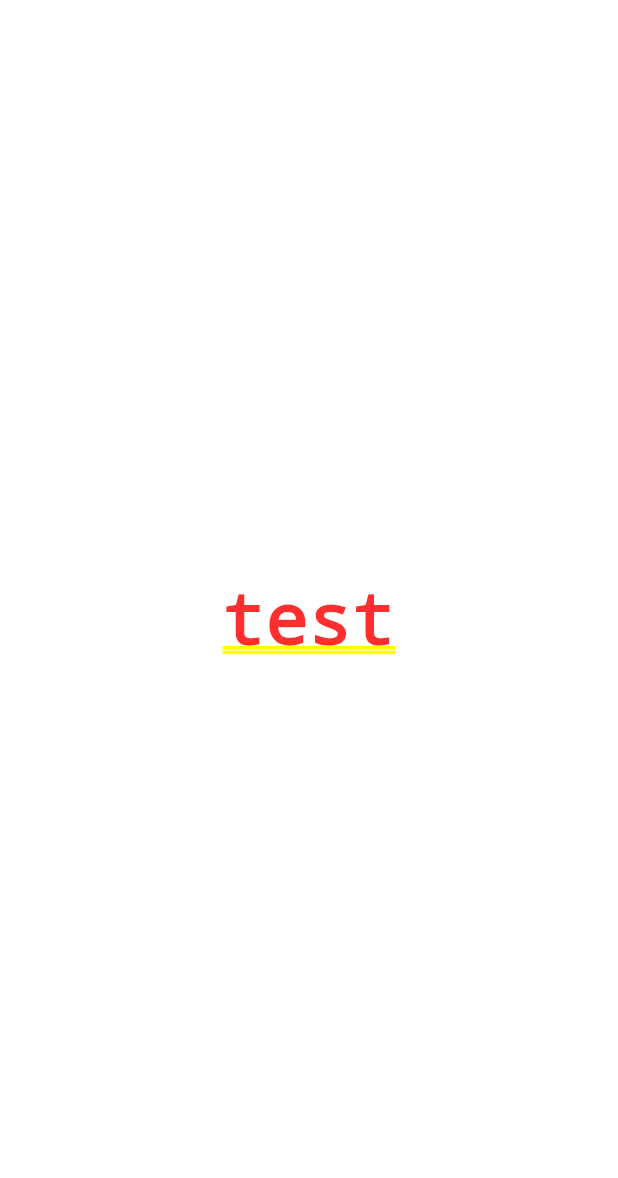
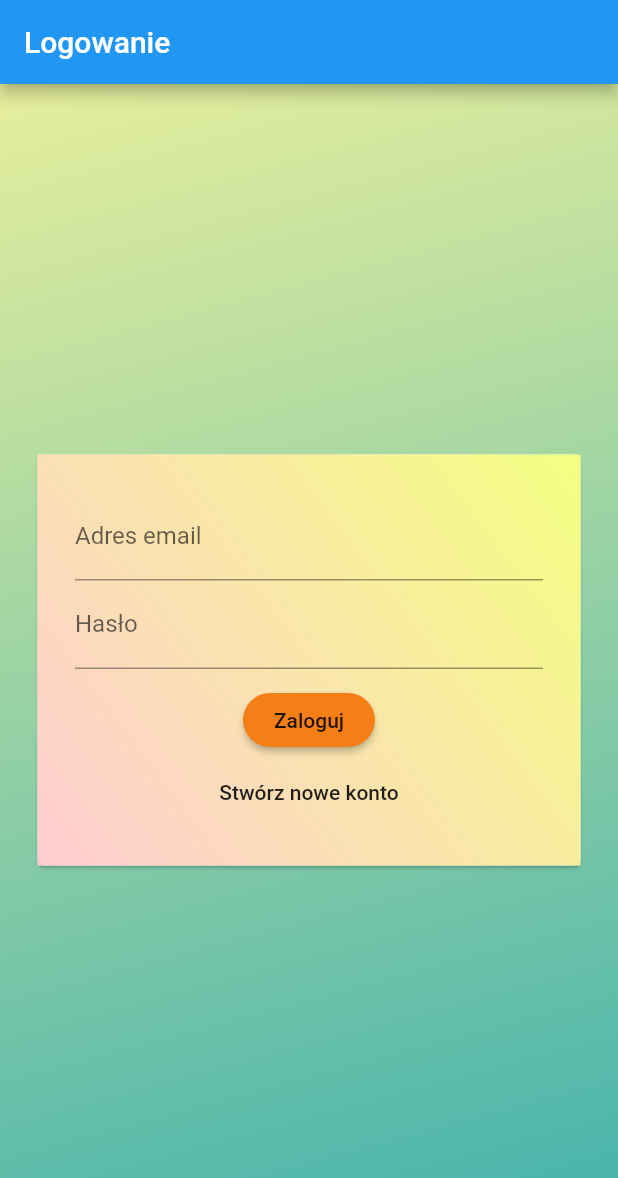
Before and after one commit to PixelShips/frontend, a Flutter app: the screen it shows after launch, on a phone screen of 412 x 824 dp. Shown: the top 1178 px of the screen. Run offline on Flutter 3.47's test engine with Material 2 defaults, Android fonts, the phone set to English and light mode, and no system bars; our stand-ins replace cloud_firestore, firebase_auth, shared_preferences; accounts and stored records are empty.

Commit message:
Add login screen and provider package with basic structure

```diff
--- a/lib/main.dart
+++ b/lib/main.dart
@@ -1,4 +1,7 @@
+import 'package:firebase_auth/firebase_auth.dart';
 import 'package:flutter/material.dart';
+import './screens/auth_screen.dart';
+import './screens/players_screen.dart';
 
 void main() {
   runApp(MyApp());
@@ -13,7 +16,9 @@ class MyApp extends StatelessWidget {
       theme: ThemeData(
         visualDensity: VisualDensity.adaptivePlatformDensity,
       ),
-      home: Center(child: Text('test')),
+      home: StreamBuilder(stream: FirebaseAuth.instance.onAuthStateChanged, builder: (context, snapshot) {
+        return snapshot.hasData ? PlayersScreen() : AuthScreen();
+      },),
     );
   }
 }
--- /dev/null
+++ b/lib/models/player.dart
@@ -0,0 +1,3 @@
+class Player {
+
+}
--- /dev/null
+++ b/lib/providers/players.dart
@@ -0,0 +1,5 @@
+import 'package:flutter/cupertino.dart';
+
+class Players with ChangeNotifier {
+
+}
--- /dev/null
+++ b/lib/screens/auth_screen.dart
@@ -0,0 +1,78 @@
+import 'package:cloud_firestore/cloud_firestore.dart';
+import 'package:flutter/material.dart';
+import 'package:firebase_auth/firebase_auth.dart';
+import 'package:flutter/services.dart';
+import 'package:shared_preferences/shared_preferences.dart';
+
+import '../widgets/auth_form.dart';
+
+class AuthScreen extends StatefulWidget {
+  @override
+  _AuthScreenState createState() => _AuthScreenState();
+}
+
+class _AuthScreenState extends State<AuthScreen> {
+  final _auth = FirebaseAuth.instance;
+  bool _isLoading = false;
+
+  void _authFormData(String userName, String email, String password,
+      bool isLogin, BuildContext ctx) async {
+    AuthResult authResult;
+    final sharedEmail = await SharedPreferences.getInstance();
+    sharedEmail.setString('email', email);
+    try {
+      setState(() {
+        _isLoading = true;
+      });
+      if (isLogin) {
+        authResult = await _auth.signInWithEmailAndPassword(
+            email: email, password: password);
+      } else {
+        authResult = await _auth.createUserWithEmailAndPassword(
+            email: email, password: password);
+        await Firestore.instance.collection('Users').document(email).setData({
+          'username': userName,
+          'email': email,
+          'active': true,
+          'videoCall': true,
+          'voiceCall': true,
+        });
+      }
+    } on PlatformException catch (error) {
+      var errorMessage = 'Wystąpił błąd poczas logowania';
+      if (error.message != null) {
+        errorMessage = error.message;
+      }
+
+      Scaffold.of(ctx).showSnackBar(SnackBar(
+        content: Text(errorMessage),
+      ));
+      setState(() {
+        _isLoading = false;
+      });
+    } catch (error) {
+      print(error);
+      setState(() {
+        _isLoading = false;
+      });
+    }
+  }
+
+  @override
+  Widget build(BuildContext context) {
+    return Scaffold(
+      appBar: AppBar(
+        title: Text('Logowanie'),
+      ),
+      body: Center(
+        child: Container(
+            decoration: BoxDecoration(
+                gradient: LinearGradient(
+                    begin: Alignment.topLeft,
+                    end: Alignment.bottomCenter,
+                    colors: [Colors.lime[200], Colors.teal[300]])),
+            child: AuthForm(_authFormData, _isLoading)),
+      ),
+    );
+  }
+}
--- /dev/null
+++ b/lib/widgets/auth_form.dart
@@ -0,0 +1,123 @@
+import 'package:flutter/material.dart';
+
+class AuthForm extends StatefulWidget {
+  AuthForm(this.formData, this.isLoading);
+  final bool isLoading;
+
+  final void Function(String userName, String email, String password,
+      bool isLogin, BuildContext ctx) formData;
+
+  @override
+  _AuthFormState createState() => _AuthFormState();
+}
+
+class _AuthFormState extends State<AuthForm> {
+  final _formKey = GlobalKey<FormState>();
+  bool _isLogin = true;
+  String _userName = '';
+  String _userEmail = '';
+  String _userPassword = '';
+
+  void _checkSubmit() {
+    final isValidate = _formKey.currentState.validate();
+    FocusScope.of(context).unfocus();
+
+    if (isValidate) {
+      _formKey.currentState.save();
+      widget.formData(_userName.trim(), _userEmail.trim(), _userPassword.trim(),
+          _isLogin, context);
+    }
+  }
+
+  @override
+  Widget build(BuildContext context) {
+    return Center(
+      child: Card(
+        margin: EdgeInsets.all(25),
+        child: Container(
+          decoration: BoxDecoration(
+              gradient: LinearGradient(
+                  begin: Alignment.topRight,
+                  end: Alignment.bottomLeft,
+                  colors: [Colors.limeAccent[100], Colors.red[100]])),
+          child: SingleChildScrollView(
+            child: Padding(
+              padding: const EdgeInsets.all(25.0),
+              child: Form(
+                key: _formKey,
+                child: Column(
+                  mainAxisSize: MainAxisSize.min,
+                  children: <Widget>[
+                    if (!_isLogin)
+                      TextFormField(
+                        key: ValueKey('user'),
+                        validator: (value) {
+                          if (value.isEmpty || value.length < 3) {
+                            return 'Twoja nazwa musi zawierać conajmniej 3 litery';
+                          }
+                          return null;
+                        },
+                        decoration:
+                            InputDecoration(labelText: 'Nazwa użytkownika'),
+                        onSaved: (newValue) {
+                          _userName = newValue;
+                        },
+                      ),
+                    TextFormField(
+                      key: ValueKey('email'),
+                      validator: (value) {
+                        if (value.isEmpty || !value.contains('@')) {
+                          return 'Proszę wpisać prawidłowy adres email';
+                        }
+                        return null;
+                      },
+                      decoration: InputDecoration(labelText: 'Adres email'),
+                      keyboardType: TextInputType.emailAddress,
+                      onSaved: (newValue) {
+                        _userEmail = newValue;
+                      },
+                    ),
+                    TextFormField(
+                      key: ValueKey('password'),
+                      validator: (value) {
+                        if (value.isEmpty || value.length < 7) {
+                          return 'Twoje hasło musi mieć co najmniej 7 znaków';
+                        }
+                        return null;
+                      },
+                      decoration: InputDecoration(labelText: 'Hasło'),
+                      obscureText: true,
+                      onSaved: (newValue) {
+                        _userPassword = newValue;
+                      },
+                    ),
+                    SizedBox(height: 10),
+                    if (widget.isLoading) CircularProgressIndicator(),
+                    if (!widget.isLoading)
+                      RaisedButton(
+                        color: Colors.yellow[900],
+                        shape: RoundedRectangleBorder(
+                            borderRadius: BorderRadius.circular(20)),
+                        child: Text(_isLogin ? 'Zaloguj' : 'Zarejestruj'),
+                        onPressed: _checkSubmit,
+                      ),
+                    if (!widget.isLoading)
+                      FlatButton(
+                        child: Text(
+                            _isLogin ? 'Stwórz nowe konto' : 'Mam już konto'),
+                        onPressed: () {
+                          setState(() {
+                            _isLogin = !_isLogin;
+                          });
+                        },
+                      ),
+                  ],
+                ),
+              ),
+            ),
+          ),
+        ),
+      ),
+    );
+  }
+}
--- a/pubspec.yaml
+++ b/pubspec.yaml
@@ -23,6 +23,10 @@ environment:
 dependencies:
   flutter:
     sdk: flutter
+  cloud_firestore: ^0.13.5
+  firebase_auth: ^0.16.0
+  shared_preferences: ^0.5.7+2
+  provider: ^4.1.3
 
 
   # The following adds the Cupertino Icons font to your application.
```
Also changed, not shown: lib/screens/players_screen.dart (added, +17 -0 lines), pubspec.lock, 1 other file.
